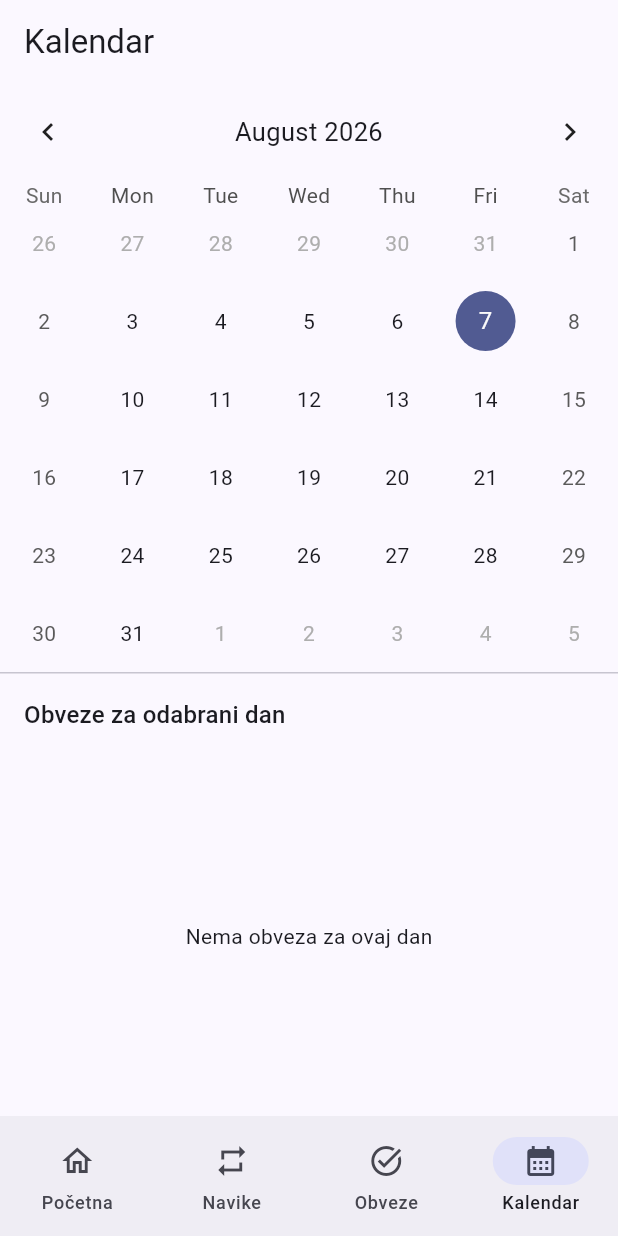
After one commit to ivanokomadina/Zavrsni_rad, a Flutter app: the CalendarScreen screen opened by its route, on a phone screen of 412 x 824 dp. The commit adds this screen. Run offline on Flutter 3.47's test engine with Material 3 defaults, Android fonts, the phone set to English and light mode, and no system bars; drawn by our look-alikes of table_calendar; our stand-ins replace flutter_riverpod, go_router, sqflite, sqflite_common_ffi; accounts and stored records are empty.

Commit message:
Izrada konfiguracije i ekrana za kalendar

```diff
--- /dev/null
+++ b/lib/providers/calendar_provider.dart
@@ -0,0 +1,23 @@
+import 'package:flutter_riverpod/flutter_riverpod.dart';
+import '../models/habit_log.dart';
+import '../services/habit_service.dart';
+
+/// FutureProvider.family - "family" znači da provider prima PARAMETAR
+/// (ovdje: koji mjesec prikazujemo), pa Riverpod za svaki različiti
+/// parametar drži zaseban cache rezultata. Kad korisnik prijeđe na
+/// drugi mjesec u kalendaru, automatski se pokreće novi upit SAMO
+/// za taj mjesec - a ako se vrati na prethodni, rezultat je već
+/// keširan (ne radi se ponovni upit prema bazi).
+final monthLogsProvider = FutureProvider.family<List<HabitLog>, DateTime>((
+  ref,
+  month,
+) async {
+  final service = HabitService();
+  final start = DateTime(month.year, month.month, 1);
+  final end = DateTime(
+    month.year,
+    month.month + 1,
+    0,
+  ); // dan 0 sljedećeg mjeseca = zadnji dan ovog
+  return service.getLogsInRange(start, end);
+});
--- a/lib/router/app_router.dart
+++ b/lib/router/app_router.dart
@@ -3,6 +3,7 @@ import 'package:flutter_riverpod/flutter_riverpod.dart';
 import 'package:go_router/go_router.dart';
 import 'package:trackify/models/habit.dart';
 import 'package:trackify/models/obligation.dart';
+import 'package:trackify/screens/calendar/calendar_screen.dart';
 import 'package:trackify/screens/habits/add_edit_habit_screen.dart';
 import 'package:trackify/screens/habits/habits_screen.dart';
 import 'package:trackify/screens/obligations/add_edit_obligation_screen.dart';
@@ -114,6 +115,10 @@ final routerProvider = Provider<GoRouter>((ref) {
           return AddEditObligationScreen(obligationToEdit: obligation);
         },
       ),
+      GoRoute(
+        path: '/calendar',
+        builder: (context, state) => const CalendarScreen(),
+      ),
     ],
   );
 });
--- /dev/null
+++ b/lib/screens/calendar/calendar_screen.dart
@@ -0,0 +1,145 @@
+import 'package:flutter/material.dart';
+import 'package:flutter_riverpod/flutter_riverpod.dart';
+import 'package:table_calendar/table_calendar.dart';
+import '../../providers/calendar_provider.dart';
+import '../../providers/obligation_provider.dart';
+import '../../widgets/obligation_card.dart';
+import '../../widgets/app_bottom_nav.dart';
+
+class CalendarScreen extends ConsumerStatefulWidget {
+  const CalendarScreen({super.key});
+
+  @override
+  ConsumerState<CalendarScreen> createState() => _CalendarScreenState();
+}
+
+class _CalendarScreenState extends ConsumerState<CalendarScreen> {
+  // focusedDay = koji mjesec je trenutno prikazan u gridu.
+  // selectedDay = koji je dan korisnik kliknuo (za prikaz obveza ispod).
+  DateTime _focusedDay = DateTime.now();
+  DateTime _selectedDay = DateTime.now();
+
+  bool _isSameDay(DateTime a, DateTime b) {
+    return a.year == b.year && a.month == b.month && a.day == b.day;
+  }
+
+  @override
+  Widget build(BuildContext context) {
+    // watch monthLogsProvider PARAMETRIZIRAN s _focusedDay - kad korisnik
+    // promijeni mjesec (što mijenja _focusedDay kroz setState), Riverpod
+    // automatski dohvaća (ili iz cachea vraća) logove za novi mjesec.
+    final monthLogsAsync = ref.watch(monthLogsProvider(_focusedDay));
+    final allObligations = ref.watch(obligationsProvider);
+
+    // Obveze čiji je rok jednak odabranom danu - koristi se ispod
+    // kalendara za prikaz detalja odabranog dana.
+    final obligationsForSelectedDay = allObligations
+        .where((o) => _isSameDay(o.dueDate, _selectedDay))
+        .toList();
+
+    return Scaffold(
+      appBar: AppBar(title: const Text('Kalendar')),
+      body: Column(
+        children: [
+          // AsyncValue.when - standardni Riverpod obrazac za prikaz
+          // FutureProvider rezultata: tri moguća stanja (loading/error/data)
+          // MORAJU biti pokrivena, kompajler te na to prisiljava.
+          monthLogsAsync.when(
+            loading: () => const Padding(
+              padding: EdgeInsets.all(32),
+              child: Center(child: CircularProgressIndicator()),
+            ),
+            error: (err, stack) => Padding(
+              padding: const EdgeInsets.all(32),
+              child: Center(child: Text('Greška pri učitavanju: $err')),
+            ),
+            data: (monthLogs) => _buildCalendar(monthLogs, allObligations),
+          ),
+
+          const Divider(height: 1),
+
+          Padding(
+            padding: const EdgeInsets.all(16),
+            child: Align(
+              alignment: Alignment.centerLeft,
+              child: Text(
+                'Obveze za odabrani dan',
+                style: Theme.of(context).textTheme.titleMedium,
+              ),
+            ),
+          ),
+
+          Expanded(
+            child: obligationsForSelectedDay.isEmpty
+                ? const Center(child: Text('Nema obveza za ovaj dan'))
+                : ListView.builder(
+                    itemCount: obligationsForSelectedDay.length,
+                    itemBuilder: (context, index) {
+                      final o = obligationsForSelectedDay[index];
+                      return ObligationCard(
+                        obligation: o,
+                        onStatusTap: () => ref
+                            .read(obligationsProvider.notifier)
+                            .cycleStatus(o),
+                      );
+                    },
+                  ),
+          ),
+        ],
+      ),
+      bottomNavigationBar: const AppBottomNav(currentIndex: 3),
+    );
+  }
+
+  Widget _buildCalendar(List monthLogs, List allObligations) {
+    return TableCalendar(
+      firstDay: DateTime(2020, 1, 1),
+      lastDay: DateTime(2030, 12, 31),
+      focusedDay: _focusedDay,
+      selectedDayPredicate: (day) => _isSameDay(day, _selectedDay),
+      onDaySelected: (selectedDay, focusedDay) {
+        setState(() {
+          _selectedDay = selectedDay;
+          _focusedDay = focusedDay;
+        });
+      },
+      // onPageChanged se poziva kad korisnik prijeđe na sljedeći/prethodni
+      // mjesec (swipe ili strelice) - ažuriramo _focusedDay što automatski
+      // pokreće monthLogsProvider za novi mjesec (preko watch gore).
+      onPageChanged: (focusedDay) {
+        setState(() => _focusedDay = focusedDay);
+      },
+      calendarFormat: CalendarFormat.month,
+      // eventLoader vraća listu "događaja" za zadani dan - table_calendar
+      // ne zna što je unutra, samo koristi DULJINU liste da odluči
+      // koliko markera (točkica) iscrtati ispod tog dana.
+      eventLoader: (day) {
+        final events = [];
+        events.addAll(
+          monthLogs.where((log) => _isSameDay(log.date, day) && log.completed),
+        );
+        events.addAll(allObligations.where((o) => _isSameDay(o.dueDate, day)));
+        return events;
+      },
+      calendarStyle: CalendarStyle(
+        markerDecoration: BoxDecoration(
+          color: Theme.of(context).colorScheme.primary,
+          shape: BoxShape.circle,
+        ),
+        selectedDecoration: BoxDecoration(
+          color: Theme.of(context).colorScheme.primary,
+          shape: BoxShape.circle,
+        ),
+        todayDecoration: BoxDecoration(
+          color: Theme.of(context).colorScheme.primaryContainer,
+          shape: BoxShape.circle,
+        ),
+      ),
+      headerStyle: const HeaderStyle(
+        formatButtonVisible:
+            false, // sakriva gumb za promjenu prikaza (mjesec/tjedan/2 tjedna) - ne trebamo ga
+        titleCentered: true,
+      ),
+    );
+  }
+}
--- a/lib/services/habit_service.dart
+++ b/lib/services/habit_service.dart
@@ -109,4 +109,20 @@ class HabitService {
       await db.insert('habit_logs', log.toMap());
     }
   }
+
+  /// Dohvaća sve logove unutar zadanog raspona datuma (uključivo).
+  /// Koristi se za kalendar - jedan upit za cijeli vidljivi mjesec,
+  /// umjesto zasebnog upita po danu (što bi bilo 30+ upita).
+  Future<List<HabitLog>> getLogsInRange(DateTime start, DateTime end) async {
+    final db = await _db.database;
+    final result = await db.query(
+      'habit_logs',
+      where: 'date >= ? AND date <= ?',
+      whereArgs: [
+        _dateOnly(start).toIso8601String(),
+        _dateOnly(end).toIso8601String(),
+      ],
+    );
+    return result.map((row) => HabitLog.fromMap(row)).toList();
+  }
 }
--- a/lib/widgets/app_bottom_nav.dart
+++ b/lib/widgets/app_bottom_nav.dart
@@ -10,7 +10,7 @@ class AppBottomNav extends StatelessWidget {
 
   const AppBottomNav({super.key, required this.currentIndex});
 
-  static const _routes = ['/dashboard', '/habits', '/obligations'];
+  static const _routes = ['/dashboard', '/habits', '/obligations', '/calendar'];
   // TODO: proširiti kad dodamo obligations/calendar/statistics ekrane
 
   @override
@@ -34,6 +34,11 @@ class AppBottomNav extends StatelessWidget {
           selectedIcon: Icon(Icons.task_alt),
           label: 'Obveze',
         ),
+        NavigationDestination(
+          icon: Icon(Icons.calendar_month_outlined),
+          selectedIcon: Icon(Icons.calendar_month),
+          label: 'Kalendar',
+        ),
       ],
     );
   }
--- a/pubspec.yaml
+++ b/pubspec.yaml
@@ -41,6 +41,7 @@ dependencies:
   intl: ^0.19.0
   crypto: ^3.0.3
   shared_preferences: ^2.2.3
+  table_calendar: ^3.1.2
 
   # The following adds the Cupertino Icons font to your application.
   # Use with the CupertinoIcons class for iOS style icons.
```
Also changed, not shown: pubspec.lock.
